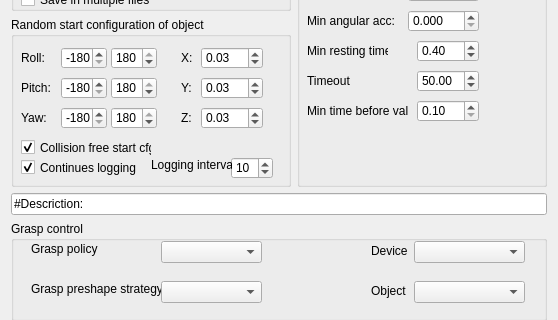
onier/RobWork, file RobWorkSim/plugin/GraspRestingPoseDialog.ui: the form before one commit; both pictures show x 0 to 558 and y 171 to 491 of the 558 by 643 pixel window.
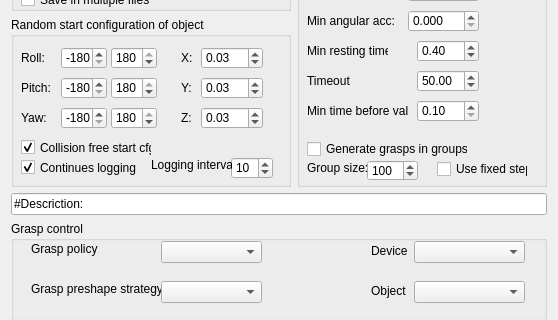
The form after the commit.

```diff
--- a/RobWorkSim/plugin/GraspRestingPoseDialog.ui
+++ b/RobWorkSim/plugin/GraspRestingPoseDialog.ui
@@ -889,6 +889,67 @@
          <string>Min time before valid</string>
         </property>
        </widget>
+       <widget class="QCheckBox" name="_inGroupsCheck">
+        <property name="geometry">
+         <rect>
+          <x>10</x>
+          <y>300</y>
+          <width>161</width>
+          <height>18</height>
+         </rect>
+        </property>
+        <property name="text">
+         <string>Generate grasps in groups</string>
+        </property>
+       </widget>
+       <widget class="QSpinBox" name="_groupSizeSpin">
+        <property name="geometry">
+         <rect>
+          <x>70</x>
+          <y>320</y>
+          <width>51</width>
+          <height>21</height>
+         </rect>
+        </property>
+        <property name="minimum">
+         <number>2</number>
+        </property>
+        <property name="maximum">
+         <number>10000</number>
+        </property>
+        <property name="singleStep">
+         <number>1</number>
+        </property>
+        <property name="value">
+         <number>100</number>
+        </property>
+       </widget>
+       <widget class="QLabel" name="label_28">
+        <property name="geometry">
+         <rect>
+          <x>10</x>
+          <y>320</y>
+          <width>81</width>
+          <height>16</height>
+         </rect>
+        </property>
+        <property name="text">
+         <string>Group size: </string>
+        </property>
+       </widget>
+       <widget class="QCheckBox" name="_fixedGroupBox">
+        <property name="geometry">
+         <rect>
+          <x>140</x>
+          <y>320</y>
+          <width>91</width>
+          <height>18</height>
+         </rect>
+        </property>
+        <property name="text">
+         <string>Use fixed step</string>
+        </property>
+       </widget>
       </widget>
      </item>
     </layout>
```
Left out of the diff: 735 changed lines with no effect on the pictures.
